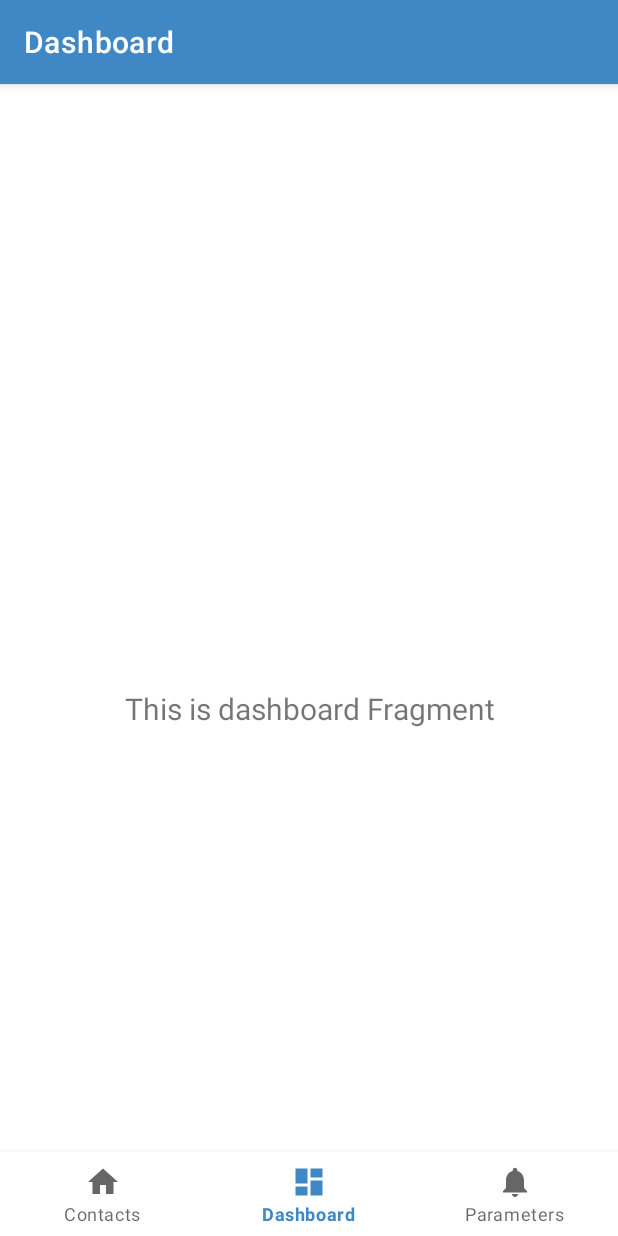
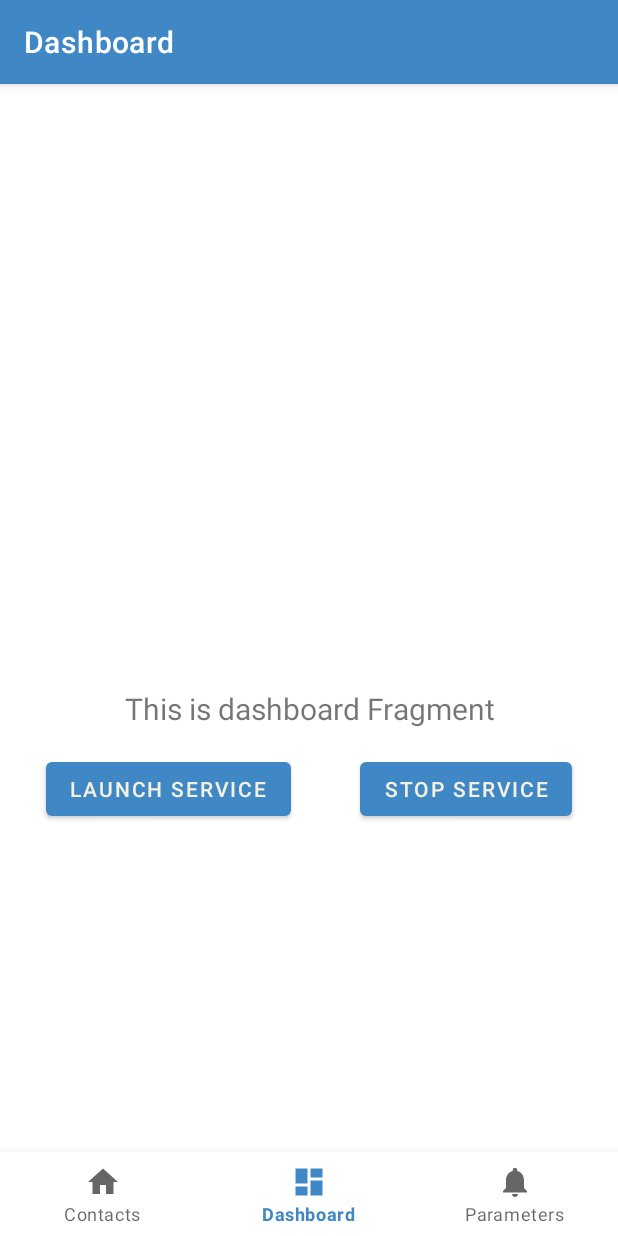
Before and after one commit to Eratosteme/ChiOuaOua, an Android app: the DashboardFragment screen opened through its navigation route, on a phone screen of 412 x 824 dp. Run offline under Robolectric (Android 15) with nearby library versions, the phone set to English and light mode, and no system bars; our stand-ins replace navigation-ui.

Commit message:
service button added

```diff
--- a/app/src/main/java/com/example/chiouaoua/ui/dashboard/DashboardFragment.kt
+++ b/app/src/main/java/com/example/chiouaoua/ui/dashboard/DashboardFragment.kt
@@ -1,12 +1,16 @@
 package com.example.chiouaoua.ui.dashboard
 
+import android.content.Intent
 import android.os.Bundle
 import android.view.LayoutInflater
 import android.view.View
 import android.view.ViewGroup
+import android.widget.Button
 import android.widget.TextView
+import android.widget.Toast
 import androidx.fragment.app.Fragment
 import androidx.lifecycle.ViewModelProvider
+import com.example.chiouaoua.FallDetectionService
 import com.example.chiouaoua.databinding.FragmentDashboardBinding
 
 class DashboardFragment : Fragment() {
@@ -32,6 +36,24 @@ class DashboardFragment : Fragment() {
         dashboardViewModel.text.observe(viewLifecycleOwner) {
             textView.text = it
         }
+
+        //service button
+        val serciceStartButton: Button = binding.serviceButton
+        val serviceStopButton: Button = binding.serviceStopButton
+
+
+        serciceStartButton.setOnClickListener {
+            val serviceIntent = Intent(requireContext(), FallDetectionService::class.java)
+            requireContext().startService(serviceIntent)
+            Toast.makeText(context, "Service Button Clicked!", Toast.LENGTH_SHORT).show()
+        }
+
+        serviceStopButton.setOnClickListener {
+            val serviceIntent = Intent(requireContext(), FallDetectionService::class.java)
+            requireContext().stopService(serviceIntent)
+            Toast.makeText(context, "Service Stopped!", Toast.LENGTH_SHORT).show()
+        }
+
         return root
     }
 
--- a/app/src/main/res/layout/fragment_dashboard.xml
+++ b/app/src/main/res/layout/fragment_dashboard.xml
@@ -19,4 +19,26 @@
         app:layout_constraintEnd_toEndOf="parent"
         app:layout_constraintStart_toStartOf="parent"
         app:layout_constraintTop_toTopOf="parent" />
+
+    <Button
+        android:id="@+id/service_button"
+        android:layout_width="wrap_content"
+        android:layout_height="wrap_content"
+        android:text="Launch Service"
+        app:layout_constraintTop_toBottomOf="@id/text_dashboard"
+        app:layout_constraintStart_toStartOf="parent"
+        app:layout_constraintEnd_toStartOf="@id/service_stop_button"
+        android:layout_marginTop="16dp"
+        android:layout_marginEnd="8dp"/>
+
+    <Button
+        android:id="@+id/service_stop_button"
+        android:layout_width="wrap_content"
+        android:layout_height="wrap_content"
+        android:text="Stop Service"
+        app:layout_constraintTop_toBottomOf="@id/text_dashboard"
+        app:layout_constraintStart_toEndOf="@id/service_button"
+        app:layout_constraintEnd_toEndOf="parent"
+        android:layout_marginTop="16dp"
+        android:layout_marginStart="8dp"/>
 </androidx.constraintlayout.widget.ConstraintLayout>
```
Also changed, not shown: app/src/main/java/com/example/chiouaoua/FallDetectionService.kt (added, +23 -0 lines).
